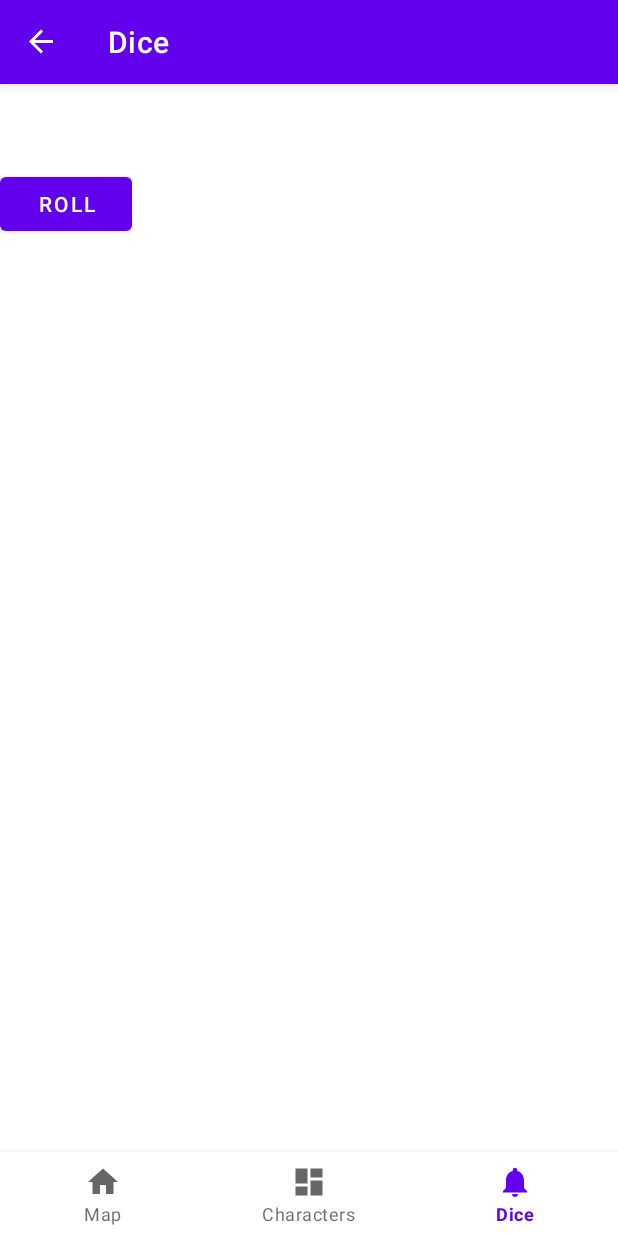
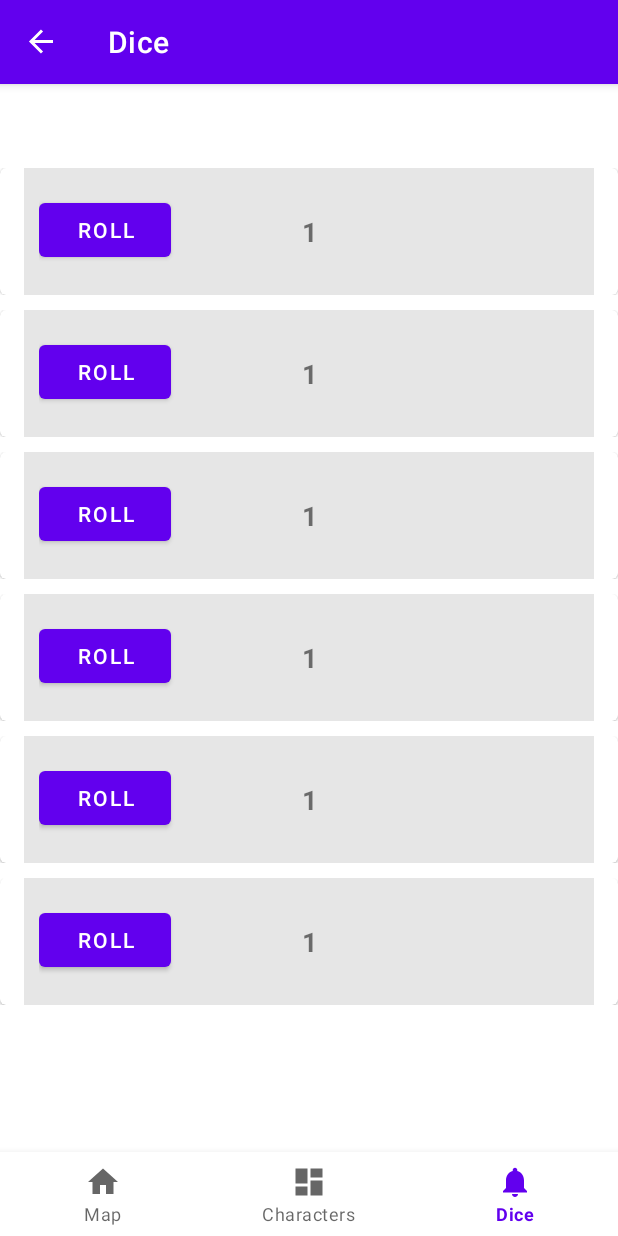
Before and after one commit to PryseOlg/Arklens, an Android app: the DieFragment screen opened through its navigation route, on a phone screen of 412 x 824 dp. Run offline under Robolectric (Android 15) with nearby library versions, the phone set to English and light mode, and no system bars; our stand-ins replace Room's generated code, navigation-ui.

Commit message:
Complete simple display roll of dice

```diff
--- a/app/src/main/java/com/example/arklens/adapters/DiceAdapter.kt
+++ b/app/src/main/java/com/example/arklens/adapters/DiceAdapter.kt
@@ -3,31 +3,50 @@ package com.example.arklens.adapters
 import android.view.LayoutInflater
 import android.view.View
 import android.view.ViewGroup
+import android.widget.Button
 import android.widget.TextView
 import androidx.recyclerview.widget.RecyclerView
 import com.example.arklens.R
+import com.example.arklens.models.Die
 
-class DiceAdapter(private val diceList: List<Int>) : RecyclerView.Adapter<DiceAdapter.DiceViewHolder>() {
+interface DiceClickListener {
+    fun onDiceClick(position: Int)
+}
+
+class DiceAdapter(private var diceList: List<Die>, private val listener: DiceClickListener) : RecyclerView.Adapter<DiceAdapter.DiceViewHolder>() {
 
     override fun onCreateViewHolder(parent: ViewGroup, viewType: Int): DiceViewHolder {
-        val view = LayoutInflater.from(parent.context).inflate(R.layout.fragment_die, parent, false)
+        val view = LayoutInflater.from(parent.context).inflate(R.layout.item_dice, parent, false)
         return DiceViewHolder(view)
     }
 
     override fun onBindViewHolder(holder: DiceViewHolder, position: Int) {
-        val diceValue = diceList[position]
-        holder.bind(diceValue)
+        val die = diceList[position]
+        holder.bind(die)
     }
 
     override fun getItemCount(): Int {
         return diceList.size
     }
 
+    fun updateDiceList(newDiceList: List<Die>) {
+        diceList = newDiceList
+        notifyDataSetChanged()
+    }
+
     inner class DiceViewHolder(itemView: View) : RecyclerView.ViewHolder(itemView) {
         private val diceValueTextView: TextView = itemView.findViewById(R.id.diceValueTextView)
+        private val rollButton: Button = itemView.findViewById(R.id.rollButton)
 
-        fun bind(diceValue: Int) {
-            diceValueTextView.text = diceValue.toString()
+        fun bind(die: Die) {
+            diceValueTextView.text = die.diceValue.toString()
+
+            rollButton.setOnClickListener {
+                val position = adapterPosition
+                if (position != RecyclerView.NO_POSITION) {
+                    listener.onDiceClick(position)
+                }
+            }
         }
     }
 }
--- a/app/src/main/java/com/example/arklens/models/Die.kt
+++ b/app/src/main/java/com/example/arklens/models/Die.kt
@@ -3,7 +3,10 @@ package com.example.arklens.models
 import kotlin.random.Random
 
 class Die(private val maximum: Int) {
-    fun throwDie() : Int {
-        return Random.Default.nextInt(1, maximum);
+    var diceValue: Int = 1
+        private set
+
+    fun roll() {
+        diceValue = Random.Default.nextInt(1, maximum + 1)
     }
 }
--- a/app/src/main/java/com/example/arklens/ui/dice/DiceFragment.kt
+++ /dev/null
@@ -1,4 +0,0 @@
-package com.example.arklens.ui.dice
-
-class DiceFragment {
-}
--- a/app/src/main/java/com/example/arklens/ui/dice/DiceViewModel.kt
+++ /dev/null
@@ -1,4 +0,0 @@
-package com.example.arklens.ui.dice
-
-class DiceViewModel {
-}
--- a/app/src/main/java/com/example/arklens/ui/die/DieFragment.kt
+++ b/app/src/main/java/com/example/arklens/ui/die/DieFragment.kt
@@ -5,19 +5,23 @@ import android.view.LayoutInflater
 import android.view.View
 import android.view.ViewGroup
 import androidx.fragment.app.Fragment
-import com.example.arklens.models.Die
+import androidx.lifecycle.ViewModelProvider
+import androidx.recyclerview.widget.LinearLayoutManager
+import com.example.arklens.adapters.DiceAdapter
+import com.example.arklens.adapters.DiceClickListener
 import com.example.arklens.databinding.FragmentDieBinding
 
-class DieFragment : Fragment() {
+class DieFragment : Fragment(), DiceClickListener {
 
     private lateinit var binding: FragmentDieBinding
-    private lateinit var die: Die
+    private lateinit var viewModel: DieViewModel
+    private lateinit var adapter: DiceAdapter
 
     override fun onCreateView(
         inflater: LayoutInflater,
         container: ViewGroup?,
         savedInstanceState: Bundle?
-    ): View? {
+    ): View {
         binding = FragmentDieBinding.inflate(inflater, container, false)
         return binding.root
     }
@@ -25,10 +29,22 @@ class DieFragment : Fragment() {
     override fun onViewCreated(view: View, savedInstanceState: Bundle?) {
         super.onViewCreated(view, savedInstanceState)
 
-        die = Die(6)
-        binding.rollButton.setOnClickListener {
-            val result = die.throwDie()
-            binding.resultTextView.text = result.toString()
+        viewModel = ViewModelProvider(this).get(DieViewModel::class.java)
+
+        adapter = DiceAdapter(emptyList(), this)
+        binding.diceRecyclerView.adapter = adapter
+        binding.diceRecyclerView.layoutManager = LinearLayoutManager(requireContext())
+
+        viewModel.diceValues.observe(viewLifecycleOwner) { diceValues ->
+            adapter.updateDiceList(diceValues)
         }
+
+/*        binding.rollButton.setOnClickListener {
+            viewModel.rollDice()
+        }*/
+    }
+
+    override fun onDiceClick(position: Int) {
+        viewModel.rollDie(position)
     }
 }
--- a/app/src/main/java/com/example/arklens/ui/die/DieViewModel.kt
+++ b/app/src/main/java/com/example/arklens/ui/die/DieViewModel.kt
@@ -7,13 +7,41 @@ import com.example.arklens.models.Die
 
 class DieViewModel : ViewModel() {
 
-    private val _diceValue = MutableLiveData<Int>()
-    val diceValue: LiveData<Int> get() = _diceValue
+    private val _diceValues = MutableLiveData<List<Die>>()
+    val diceValues: LiveData<List<Die>> get() = _diceValues
 
-    private val die = Die(6)
+    private val diceList = mutableListOf<Die>()
 
-    fun rollDie() {
-        val result = die.throwDie()
-        _diceValue.value = result
+    init {
+        // Инициализируем начальный список кубиков
+        repeat(NUM_DICE) {
+            diceList.add(Die(4))
+            diceList.add(Die(6))
+            diceList.add(Die(8))
+            diceList.add(Die(10))
+            diceList.add(Die(20))
+            diceList.add(Die(100))
+        }
+        updateDiceValues()
+    }
+
+    fun rollDice() {
+        for (die in diceList) {
+            die.roll()
+        }
+        updateDiceValues()
+    }
+
+    fun rollDie(position: Int) {
+        diceList[position].roll()
+        updateDiceValues()
+    }
+
+    private fun updateDiceValues() {
+        _diceValues.value = diceList.toList()
+    }
+
+    companion object {
+        private const val NUM_DICE = 1
     }
 }
--- a/app/src/main/res/layout/fragment_character.xml
+++ b/app/src/main/res/layout/fragment_character.xml
@@ -24,19 +24,6 @@
             android:layout_gravity="center"
             android:background="#e6e6e6"
             android:padding="10dp">
-
-            <com.google.android.material.card.MaterialCardView
-                android:id="@+id/character_block"
-                android:layout_width="wrap_content"
-                android:layout_height="wrap_content"
-                app:strokeWidth="0dp"
-                app:cardCornerRadius="@dimen/profile_radius"
-                app:layout_constraintEnd_toEndOf="parent"
-                app:layout_constraintStart_toStartOf="parent"
-                android:backgroundTint="?attr/colorPrimary"
-                app:layout_constraintTop_toTopOf="parent">
-
-            </com.google.android.material.card.MaterialCardView>
 
             <TextView
                 android:id="@+id/name"
--- a/app/src/main/res/layout/fragment_die.xml
+++ b/app/src/main/res/layout/fragment_die.xml
@@ -1,27 +1,19 @@
 <?xml version="1.0" encoding="utf-8"?>
 <LinearLayout xmlns:android="http://schemas.android.com/apk/res/android"
+    xmlns:tools="http://schemas.android.com/tools"
+    xmlns:app="http://schemas.android.com/apk/res-auto"
     android:layout_width="match_parent"
-    android:layout_height="match_parent">
+    android:layout_height="match_parent"
 
-    <Button
-        android:id="@+id/rollButton"
-        android:layout_width="wrap_content"
-        android:layout_height="wrap_content"
-        android:text="@string/roll"
-        />
+    android:orientation="vertical">
 
-    <TextView
-        android:id="@+id/resultTextView"
-        android:layout_width="wrap_content"
-        android:layout_height="wrap_content"
-        />
+    <androidx.recyclerview.widget.RecyclerView
+        android:id="@+id/diceRecyclerView"
 
-    <TextView
-        android:id="@+id/diceValueTextView"
-        android:layout_width="wrap_content"
-        android:layout_height="wrap_content"
-        android:textSize="18sp"
-        android:textStyle="bold"
-        android:padding="8dp" />
+        android:layout_width="match_parent"
+        android:layout_height="match_parent"
+        app:spanCount="1"
+        tools:listitem="@layout/item_dice" />
+
 
 </LinearLayout>
--- /dev/null
+++ b/app/src/main/res/layout/item_dice.xml
@@ -0,0 +1,57 @@
+<?xml version="1.0" encoding="utf-8"?>
+<androidx.constraintlayout.widget.ConstraintLayout xmlns:android="http://schemas.android.com/apk/res/android"
+    xmlns:app="http://schemas.android.com/apk/res-auto"
+    android:layout_width="match_parent"
+    android:layout_height="wrap_content"
+    android:paddingBottom="10dp">
+
+    <com.google.android.material.card.MaterialCardView
+        android:layout_width="match_parent"
+        android:layout_height="wrap_content"
+        app:layout_constraintEnd_toEndOf="parent"
+        app:layout_constraintStart_toStartOf="parent"
+        app:layout_constraintTop_toTopOf="parent"
+        >
+
+
+        <androidx.constraintlayout.widget.ConstraintLayout
+            android:layout_width="match_parent"
+            android:layout_height="wrap_content"
+            android:layout_gravity="center"
+            android:layout_marginStart="16dp"
+            android:layout_marginEnd="16dp"
+            android:background="#e6e6e6"
+            android:padding="10dp"
+            app:cardCornerRadius="20dp">
+
+            <TextView
+                android:id="@+id/diceValueTextView"
+                android:layout_width="wrap_content"
+                android:layout_height="wrap_content"
+                android:padding="20dp"
+                android:textSize="18sp"
+                android:textStyle="bold"
+                app:layout_constraintEnd_toEndOf="parent"
+                app:layout_constraintStart_toStartOf="parent"
+                app:layout_constraintTop_toTopOf="parent" />
+
+            <Button
+                android:id="@+id/rollButton"
+                android:layout_width="wrap_content"
+                android:layout_height="wrap_content"
+                android:layout_marginTop="7dp"
+                android:text="@string/roll"
+                app:layout_constraintStart_toStartOf="parent"
+                app:layout_constraintTop_toTopOf="parent" />
+
+            <ImageView
+                android:layout_width="wrap_content"
+                android:layout_height="wrap_content"
+                app:layout_constraintEnd_toEndOf="parent"
+                app:layout_constraintTop_toTopOf="parent"></ImageView>
+
+        </androidx.constraintlayout.widget.ConstraintLayout>
+    </com.google.android.material.card.MaterialCardView>
+
+
+</androidx.constraintlayout.widget.ConstraintLayout>
```
